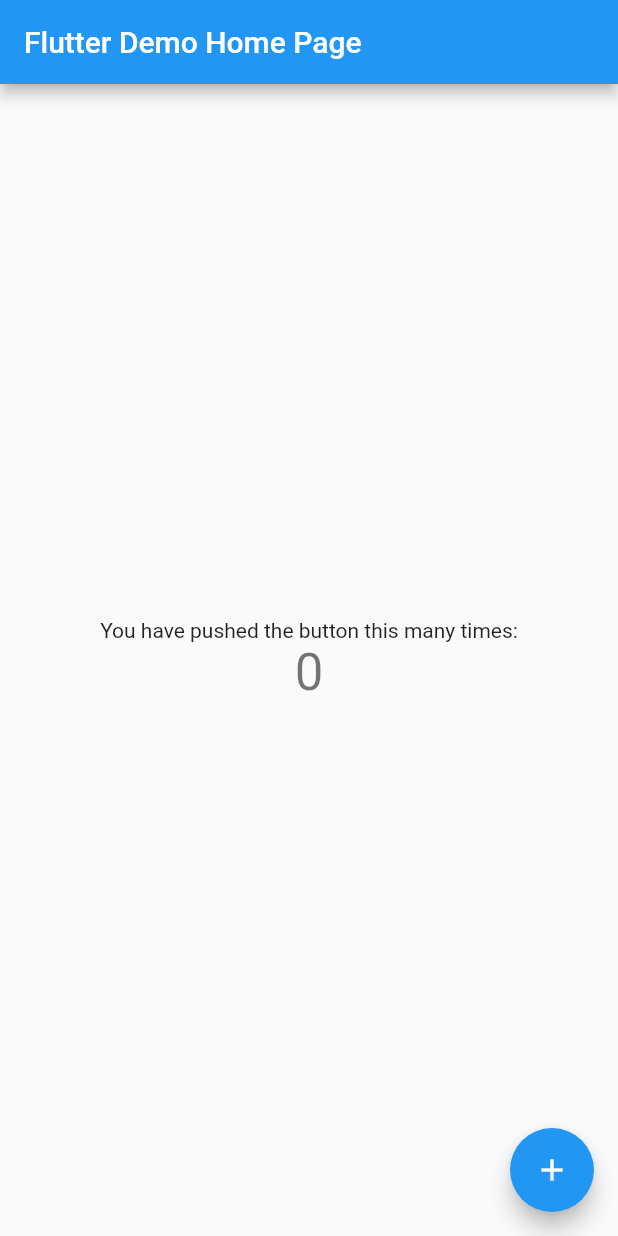
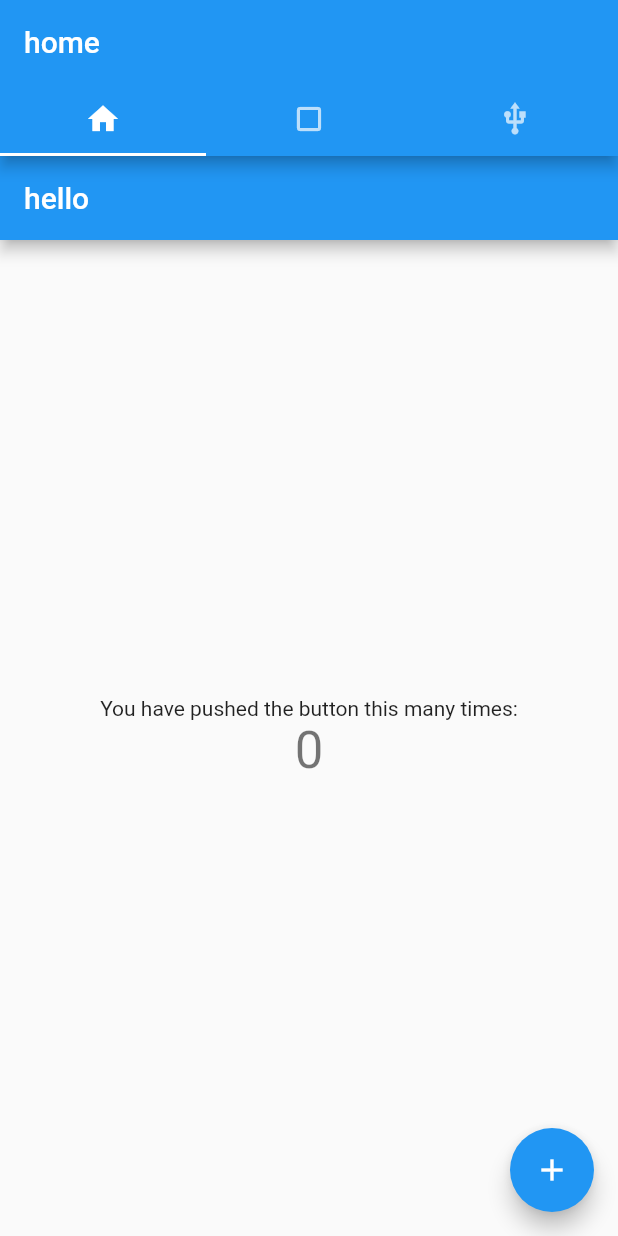
Before and after one commit to AnnatarHe/clippingkk-mobile, a Flutter app: the screen it shows after launch, on a phone screen of 412 x 824 dp. Run offline on Flutter 3.47's test engine with Material 2 defaults, Android fonts, the phone set to English and light mode, and no system bars.

Commit message:
feat(tabs): make tab works

```diff
--- a/lib/main.dart
+++ b/lib/main.dart
@@ -1,5 +1,7 @@
 import 'package:flutter/material.dart';
 import './pages/home.dart';
+import './pages/profile.dart';
+import './pages/squre.dart';
 
 void main() => runApp(new MyApp());
 
@@ -20,7 +22,26 @@ class MyApp extends StatelessWidget {
         // counter didn't reset back to zero; the application is not restarted.
         primarySwatch: Colors.blue,
       ),
-      home: new HomePage(title: 'Flutter Demo Home Page'),
+      home: DefaultTabController(
+        length: 3,
+        child: Scaffold(appBar: AppBar(
+          bottom: TabBar(
+            tabs: [
+              Tab(icon: Icon(Icons.home)),
+              Tab(icon: Icon(Icons.crop_square)),
+              Tab(icon: Icon(Icons.usb))
+            ]
+          ),
+          title: Text('home'),
+        ),
+        body: TabBarView(
+          children: [
+            HomePage(),
+            SqurePage(),
+            ProfilePage()
+          ]
+        ),)
+      )
     );
   }
 }
--- a/lib/pages/home.dart
+++ b/lib/pages/home.dart
@@ -44,7 +44,7 @@ class _MyHomePageState extends State<HomePage> {
       appBar: new AppBar(
         // Here we take the value from the MyHomePage object that was created by
         // the App.build method, and use it to set our appbar title.
-        title: new Text(widget.title),
+        title: new Text('hello'),
       ),
       body: new Center(
         // Center is a layout widget. It takes a single child and positions it
--- /dev/null
+++ b/lib/tabs.dart
@@ -0,0 +1,4 @@
+import 'package:flutter/material.dart';
+
+class HomeTabs extends DefaultTabController {
+}
```
Also changed, not shown: lib/pages/auth.dart (added, +18 -0 lines), lib/pages/profile.dart (added, +18 -0 lines), lib/pages/squre.dart (added, +18 -0 lines), 1 other file.
